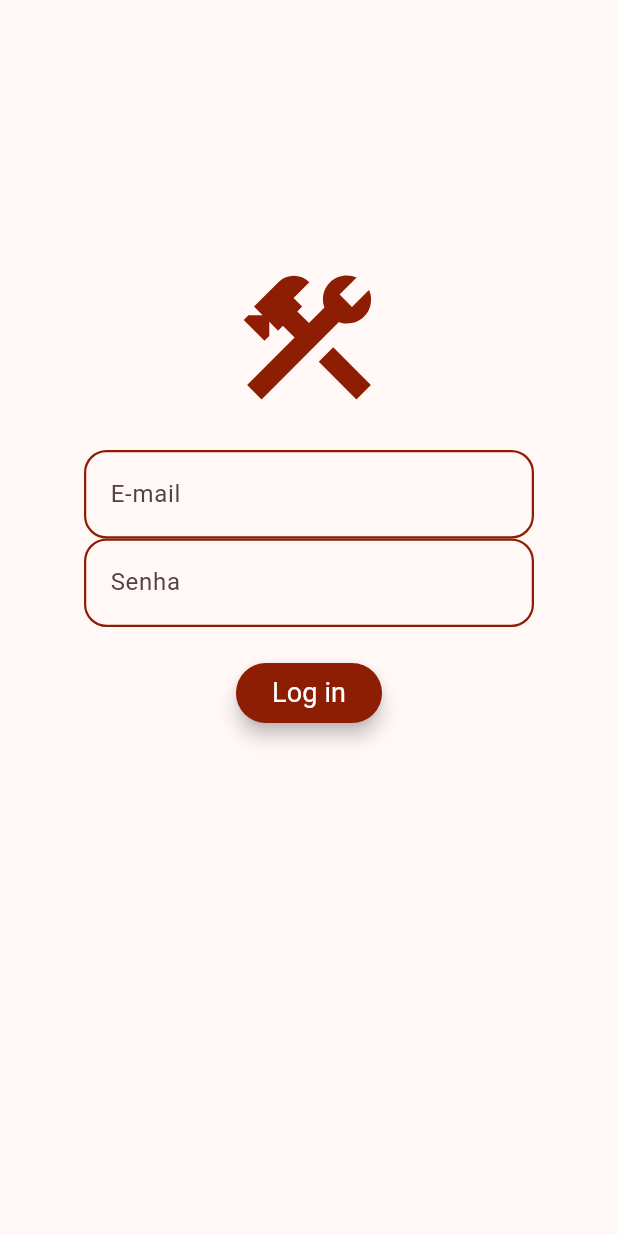
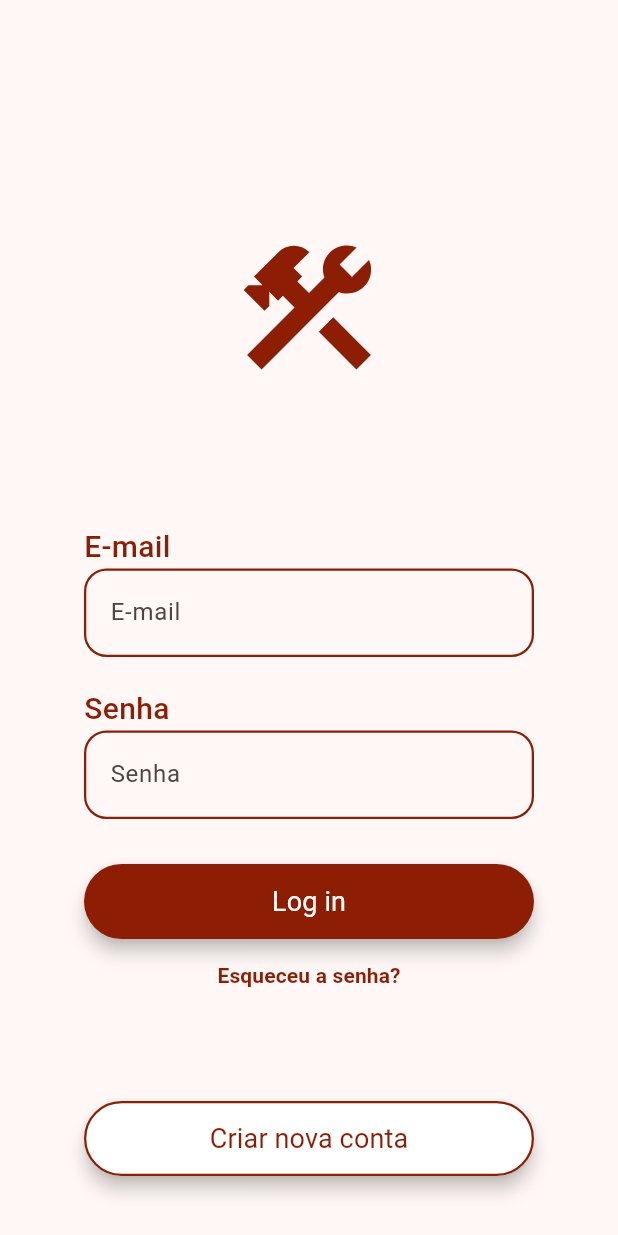
Before and after one commit to andree-felipe/projeto_final, a Flutter app: the LoginPage screen opened directly, on a phone screen of 412 x 824 dp. Run offline on Flutter 3.47's test engine with Material 3 defaults, Android fonts, the phone set to English and light mode, and no system bars; our stand-ins replace cloud_firestore, firebase_auth, firebase_core, firebase_storage, flutter_svg; accounts and stored records are empty.

Commit message:
Finalização da página de login

```diff
--- a/lib/components/login_form.dart
+++ b/lib/components/login_form.dart
@@ -1,8 +1,6 @@
 // ignore_for_file: prefer_const_constructors, avoid_unnecessary_containers, no_leading_underscores_for_local_identifiers, sized_box_for_whitespace
-
-import 'dart:io';
-
 import 'package:flutter/material.dart';
+import 'package:projeto_final/pages/signup_page.dart';
 
 import '../core/models/login_form_data.dart';
 
@@ -22,11 +20,6 @@ class LoginForm extends StatefulWidget {
 class _LoginFormState extends State<LoginForm> {
   final _formKey = GlobalKey<FormState>();
   final _loginFormData = LoginFormData();
-
-  // Método para lidar com a foto
-  void _handleImagePick(File image) {
-    _loginFormData.image = image;
-  }
 
   // Método para mostrar mensagem de erro nos campos de input
   void _showError(String msg) {
@@ -52,16 +45,28 @@ class _LoginFormState extends State<LoginForm> {
 
   @override
   Widget build(BuildContext context) {
-    return Center(
+    return Column(
+      children: [
+        Center(
           child: Form(
             key: _formKey,
             child: Column(
+              crossAxisAlignment: CrossAxisAlignment.start,
               children: [
+                Text(
+                  'E-mail',
+                  style: TextStyle(
+                    color: const Color.fromRGBO(142, 30, 3, 1),
+                    fontSize: 20,
+                    fontWeight: FontWeight.w500,
+                  ),
+                ),
                 Container(
                   width: 300,
                   decoration: BoxDecoration(
                     borderRadius: BorderRadius.circular(15),
-                border: Border.all(color: const Color.fromRGBO(142, 30, 3, 1), width: 1.5),
+                    border: Border.all(
+                        color: const Color.fromRGBO(142, 30, 3, 1), width: 1.5),
                   ),
                   child: TextFormField(
                     key: ValueKey('email'),
@@ -75,18 +80,31 @@ class _LoginFormState extends State<LoginForm> {
                       return null;
                     },
                     decoration: InputDecoration(
-                  focusedBorder: OutlineInputBorder(borderSide: BorderSide(color: Colors.transparent)),
-                  border: OutlineInputBorder(borderSide: BorderSide(color: Colors.transparent)),
-                  enabledBorder: OutlineInputBorder(borderSide: BorderSide(color: Colors.transparent)),
+                      focusedBorder: OutlineInputBorder(
+                          borderSide: BorderSide(color: Colors.transparent)),
+                      border: OutlineInputBorder(
+                          borderSide: BorderSide(color: Colors.transparent)),
+                      enabledBorder: OutlineInputBorder(
+                          borderSide: BorderSide(color: Colors.transparent)),
                       hintText: 'E-mail',
                     ),
+                  ),
+                ),
+                SizedBox(height: 20),
+                Text(
+                  'Senha',
+                  style: TextStyle(
+                    color: const Color.fromRGBO(142, 30, 3, 1),
+                    fontSize: 20,
+                    fontWeight: FontWeight.w500,
                   ),
                 ),
                 Container(
                   width: 300,
                   decoration: BoxDecoration(
                     borderRadius: BorderRadius.circular(15),
-                border: Border.all(color: const Color.fromRGBO(142, 30, 3, 1), width: 1.5),
+                    border: Border.all(
+                        color: const Color.fromRGBO(142, 30, 3, 1), width: 1.5),
                   ),
                   child: TextFormField(
                     key: ValueKey('password'),
@@ -100,15 +118,21 @@ class _LoginFormState extends State<LoginForm> {
                       return null;
                     },
                     decoration: InputDecoration(
-                  focusedBorder: OutlineInputBorder(borderSide: BorderSide(color: Colors.transparent)),
-                  border: OutlineInputBorder(borderSide: BorderSide(color: Colors.transparent)),
-                  enabledBorder: OutlineInputBorder(borderSide: BorderSide(color: Colors.transparent)),
+                      focusedBorder: OutlineInputBorder(
+                          borderSide: BorderSide(color: Colors.transparent)),
+                      border: OutlineInputBorder(
+                          borderSide: BorderSide(color: Colors.transparent)),
+                      enabledBorder: OutlineInputBorder(
+                          borderSide: BorderSide(color: Colors.transparent)),
                       hintText: 'Senha',
                     ),
                   ),
                 ),
-            SizedBox(height: 20),
-            ElevatedButton(
+                SizedBox(height: 30),
+                Container(
+                  width: 300,
+                  height: 50,
+                  child: ElevatedButton(
                     onPressed: _submit,
                     style: ButtonStyle(
                       elevation: WidgetStatePropertyAll<double>(5),
@@ -123,14 +147,52 @@ class _LoginFormState extends State<LoginForm> {
                         color: Colors.white,
                       ),
                     ),
-            ), // senha
-            // TextButton(), //esqueceu senha
-            // SizedBox(),
-            // // Criar nova conta
-            // ElevatedButton(onPressed: onPressed, child: child)
+                  ),
+                ),
               ],
             ),
           ),
+        ),
+        TextButton(
+          onPressed: _submit,
+          child: Text('Esqueceu a senha?',
+              style: TextStyle(
+                fontWeight: FontWeight.bold,
+                color: const Color.fromRGBO(142, 30, 3, 1),
+              )),
+        ),
+        SizedBox(
+          height: 60,
+        ),
+        Container(
+          width: 300,
+          height: 50,
+          child: ElevatedButton(
+            style: ButtonStyle(
+                elevation: WidgetStatePropertyAll<double>(5),
+                backgroundColor: WidgetStatePropertyAll<Color>(Colors.white),
+                side: WidgetStatePropertyAll<BorderSide>(BorderSide(
+                  color: const Color.fromRGBO(142, 30, 3, 1),
+                  width: 1.5,
+                ))),
+            onPressed: () {
+              Navigator.of(context).push(
+                MaterialPageRoute(builder: (ctx) {
+                  return SignupPage();
+                }),
+              );
+            },
+            child: Text(
+              'Criar nova conta',
+              style: TextStyle(
+                fontWeight: FontWeight.normal,
+                fontSize: 18,
+                color: const Color.fromRGBO(142, 30, 3, 1),
+              ),
+            ),
+          ),
+        ),
+      ],
     );
   }
 }
--- a/lib/pages/home_page.dart
+++ b/lib/pages/home_page.dart
@@ -7,6 +7,6 @@ class HomePage extends StatelessWidget {
 
   @override
   Widget build(BuildContext context) {
-    return Scaffold();
+    return Text('Olá, funcionou');
   }
 }
--- a/lib/pages/login_page.dart
+++ b/lib/pages/login_page.dart
@@ -38,7 +38,7 @@ class _LoginPageState extends State<LoginPage> {
         child: Column(
           children: [
             Container(
-              margin: EdgeInsets.only(top: 170),
+              margin: EdgeInsets.only(top: 150),
               height: 110,
               width: 110,
               child: SvgPicture.asset(
@@ -46,7 +46,7 @@ class _LoginPageState extends State<LoginPage> {
                 fit: BoxFit.cover,
               ),
             ),
-            SizedBox(height: 20),
+            SizedBox(height: 90),
             Center(
               child: LoginForm(onSubmit: _handleSubmit,),
             ),
```
Lines whose indentation alone changed are shown as unchanged.
